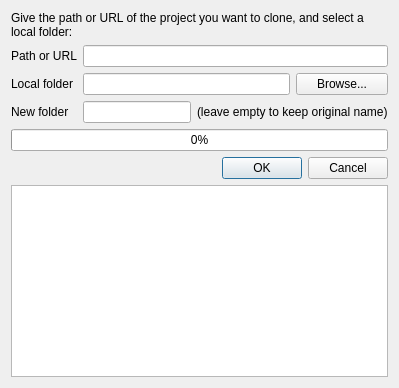
Old version of the form tao/clone_dialog.ui in the repository c3d/tao3D.
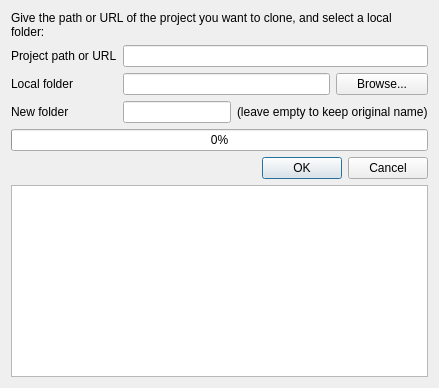
New version of the form. Custom widgets are drawn as their Qt base class.

Commit message: CloneDialog: automatically show textual output in case of error. Refs #286.

What changed in the file:
```diff
--- a/tao/clone_dialog.ui
+++ b/tao/clone_dialog.ui
@@ -9,10 +9,16 @@
    <rect>
     <x>0</x>
     <y>0</y>
-    <width>571</width>
-    <height>373</height>
+    <width>601</width>
+    <height>376</height>
    </rect>
   </property>
+  <property name="sizePolicy">
+   <sizepolicy hsizetype="Minimum" vsizetype="Preferred">
+    <horstretch>0</horstretch>
+    <verstretch>0</verstretch>
+   </sizepolicy>
+  </property>
   <property name="windowTitle">
    <string>Clone</string>
   </property>
@@ -35,7 +41,7 @@
      <item row="0" column="0">
       <widget class="QLabel" name="urlLabel">
        <property name="text">
-        <string>Path or URL</string>
+        <string>Project path or URL</string>
        </property>
       </widget>
      </item>
```
The commit also changes 2 other files.
